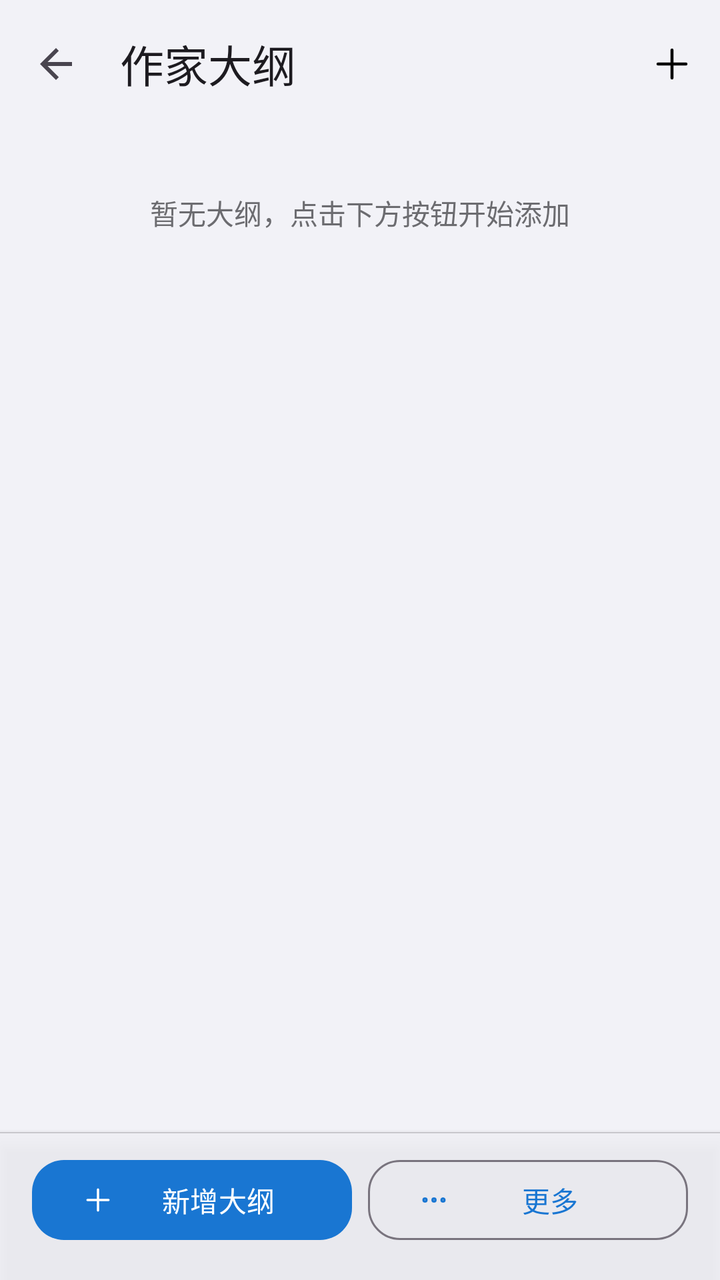
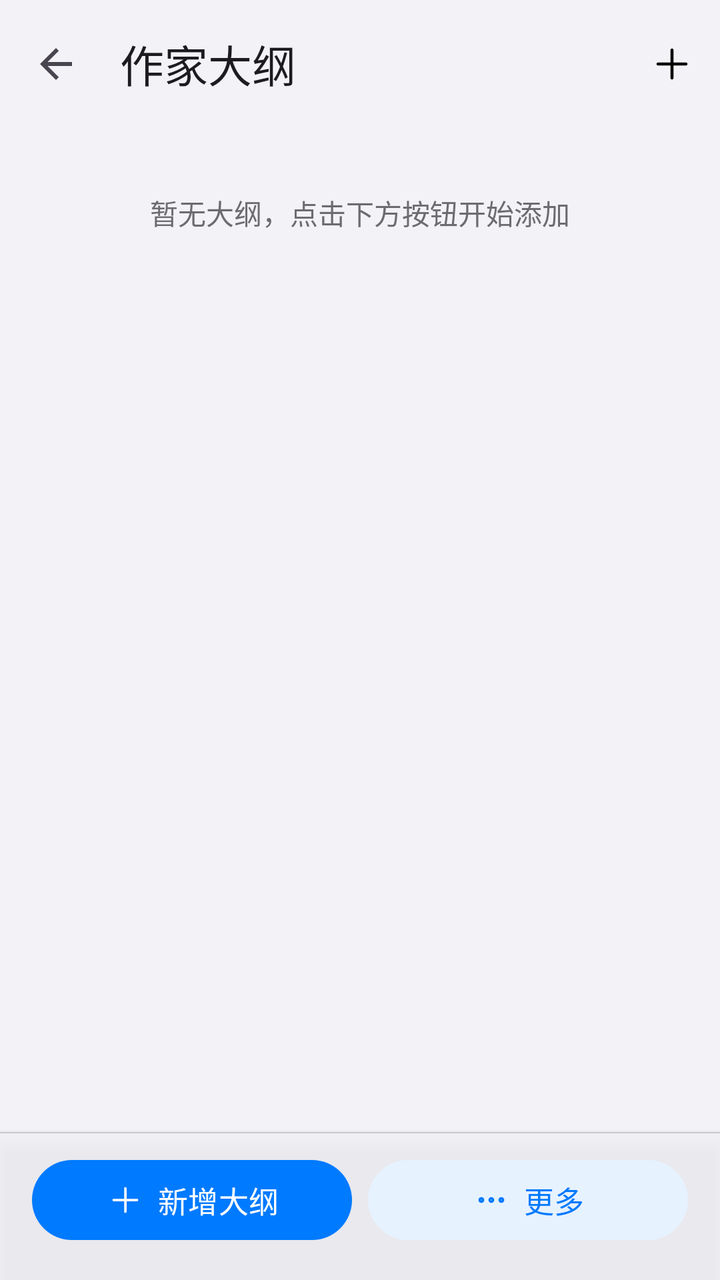

Before-and-after screenshots of an Android layout around one commit, followed by the original layout XML and the change that was made.
<!-- AndroidManifest.xml: activity theme Theme.AIChat -->
<!-- res/layout/activity_session_outline.xml -->
<?xml version="1.0" encoding="utf-8"?>
<LinearLayout xmlns:android="http://schemas.android.com/apk/res/android"
    xmlns:app="http://schemas.android.com/apk/res-auto"
    android:layout_width="match_parent"
    android:layout_height="match_parent"
    android:orientation="vertical"
    android:background="@color/ios_grouped_bg">

    <com.google.android.material.appbar.MaterialToolbar
        android:id="@+id/toolbar"
        android:layout_width="match_parent"
        android:layout_height="?attr/actionBarSize"
        android:background="@color/ios_grouped_bg"
        app:elevation="0dp"
        app:navigationIcon="?attr/homeAsUpIndicator"
        app:title="作家大纲"
        app:menu="@menu/menu_session_outline" />

    <TextView
        android:id="@+id/textOutlineEmpty"
        android:layout_width="match_parent"
        android:layout_height="wrap_content"
        android:paddingStart="20dp"
        android:paddingEnd="20dp"
        android:paddingTop="32dp"
        android:paddingBottom="16dp"
        android:text="暂无大纲，点击下方按钮开始添加"
        android:textSize="14sp"
        android:textColor="@color/ios_section_label"
        android:gravity="center" />

    <androidx.recyclerview.widget.RecyclerView
        android:id="@+id/recyclerOutline"
        android:layout_width="match_parent"
        android:layout_height="0dp"
        android:layout_weight="1"
        android:paddingBottom="8dp"
        android:clipToPadding="false" />

    
    <LinearLayout
        android:layout_width="match_parent"
        android:layout_height="wrap_content"
        android:orientation="horizontal"
        android:paddingStart="16dp"
        android:paddingEnd="16dp"
        android:paddingTop="10dp"
        android:paddingBottom="16dp"
        android:background="@drawable/bg_glass_bottom_bar"
        android:elevation="4dp">

        <com.google.android.material.button.MaterialButton
            android:id="@+id/btnAddOutline"
            android:layout_width="0dp"
            android:layout_height="wrap_content"
            android:layout_weight="1"
            android:layout_marginEnd="8dp"
            app:cornerRadius="16dp"
            android:text="@string/outline_add_title"
            app:icon="@drawable/ic_add" />

        <com.google.android.material.button.MaterialButton
            android:id="@+id/btnMore"
            style="@style/Widget.Material3.Button.OutlinedButton"
            android:layout_width="0dp"
            android:layout_height="wrap_content"
            android:layout_weight="1"
            app:cornerRadius="16dp"
            android:text="更多"
            app:icon="@drawable/ic_action_more" />
    </LinearLayout>

</LinearLayout>
<!-- resources referenced by this layout -->
<resources>
  <style name="Theme.AIChat" parent="Theme.Material3.DayNight.NoActionBar">
          <item name="colorPrimary">@color/primary</item>
          <item name="colorPrimaryContainer">?attr/colorPrimaryLight</item>
          <item name="colorOnPrimary">@color/on_primary</item>
          <item name="colorSurface">@color/surface</item>
          <item name="colorPrimarySubtle">@color/primary_blue_subtle</item>
          <item name="colorPrimaryLight">@color/primary_blue_light</item>
          <item name="colorPrimaryDeep">@color/primary_blue_deep</item>
          <item name="materialAlertDialogTheme">@style/ThemeOverlay.AIChat.MaterialAlertDialog</item>
          <item name="alertDialogTheme">@style/ThemeOverlay.AIChat.MaterialAlertDialog</item>
          
          <item name="materialSwitchStyle">@style/Widget.AIChat.Switch</item>
          <item name="radioButtonStyle">@style/Widget.AIChat.RadioButton</item>
      </style>
  <color name="primary">#1976D2</color>
  <color name="primary_blue_subtle">#F5FAFF</color>
  <color name="primary_blue_light">#E3F2FD</color>
  <color name="primary_blue_deep">#0D47A1</color>
  <!-- drawable bg_material_alert_dialog (drawable) -->
  <?xml version="1.0" encoding="utf-8"?>
  <layer-list xmlns:android="http://schemas.android.com/apk/res/android">
      
      <item>
          <shape android:shape="rectangle">
              <solid android:color="@color/glass_surface" />
              <corners android:radius="28dp" />
          </shape>
      </item>
      
      <item android:bottom="@dimen/dialog_glass_highlight_fade">
          <shape android:shape="rectangle">
              <gradient
                  android:startColor="@color/glass_highlight_top"
                  android:endColor="@android:color/transparent"
                  android:angle="270" />
              <corners android:topLeftRadius="28dp" android:topRightRadius="28dp" />
          </shape>
      </item>
      
      <item android:top="@dimen/dialog_glass_shadow_fade">
          <shape android:shape="rectangle">
              <gradient
                  android:startColor="@android:color/transparent"
                  android:endColor="@color/glass_shadow_bottom"
                  android:angle="270" />
              <corners android:bottomLeftRadius="28dp" android:bottomRightRadius="28dp" />
          </shape>
      </item>
      
      <item>
          <shape android:shape="rectangle">
              <solid android:color="@android:color/transparent" />
              <stroke android:width="0.5dp" android:color="@color/glass_stroke" />
              <corners android:radius="28dp" />
          </shape>
      </item>
  </layer-list>
  <!-- unchanged entries left out for length: 20 -->
</resources>

<!-- the commit's change to res/layout/activity_session_outline.xml (unified diff, before → after) -->
@@ -52,22 +52,30 @@
         <com.google.android.material.button.MaterialButton
             android:id="@+id/btnAddOutline"
             android:layout_width="0dp"
-            android:layout_height="wrap_content"
+            android:layout_height="48dp"
             android:layout_weight="1"
             android:layout_marginEnd="8dp"
-            app:cornerRadius="16dp"
             android:text="@string/outline_add_title"
-            app:icon="@drawable/ic_add" />
+            android:textSize="15sp"
+            app:icon="@drawable/ic_add"
+            app:iconGravity="textStart"
+            app:iconPadding="6dp"
+            app:iconSize="20dp"
+            app:cornerRadius="24dp" />
 
         <com.google.android.material.button.MaterialButton
             android:id="@+id/btnMore"
-            style="@style/Widget.Material3.Button.OutlinedButton"
+            style="@style/Widget.Material3.Button.TonalButton"
             android:layout_width="0dp"
-            android:layout_height="wrap_content"
+            android:layout_height="48dp"
             android:layout_weight="1"
-            app:cornerRadius="16dp"
             android:text="更多"
-            app:icon="@drawable/ic_action_more" />
+            android:textSize="15sp"
+            app:icon="@drawable/ic_action_more"
+            app:iconGravity="textStart"
+            app:iconPadding="6dp"
+            app:iconSize="20dp"
+            app:cornerRadius="24dp" />
     </LinearLayout>
 
 </LinearLayout>
<!-- resource entries referenced after the edit -->
@@ -8,26 +8,46 @@
           <item name="colorPrimarySubtle">@color/primary_blue_subtle</item>
           <item name="colorPrimaryLight">@color/primary_blue_light</item>
           <item name="colorPrimaryDeep">@color/primary_blue_deep</item>
+          
+          <item name="colorSecondaryContainer">@color/ios_cell_bg</item>
+          <item name="colorOnSecondaryContainer">?attr/colorPrimary</item>
           <item name="materialAlertDialogTheme">@style/ThemeOverlay.AIChat.MaterialAlertDialog</item>
           <item name="alertDialogTheme">@style/ThemeOverlay.AIChat.MaterialAlertDialog</item>
           
           <item name="materialSwitchStyle">@style/Widget.AIChat.Switch</item>
           <item name="radioButtonStyle">@style/Widget.AIChat.RadioButton</item>
+          
+          <item name="textInputStyle">@style/Widget.AIChat.GlassInput</item>
       </style>
-  <color name="primary">#1976D2</color>
-  <color name="primary_blue_subtle">#F5FAFF</color>
-  <color name="primary_blue_light">#E3F2FD</color>
-  <color name="primary_blue_deep">#0D47A1</color>
+  <color name="primary">#007AFF</color>
+  <color name="primary_blue_subtle">#F2F8FF</color>
+  <color name="primary_blue_light">#D6EBFF</color>
+  <color name="primary_blue_deep">#0040A0</color>
+  <color name="ios_cell_bg">#FFFFFF</color>
+  <style name="Widget.AIChat.GlassInput" parent="Widget.AIChat.TextInputLayout">
+          <item name="boxBackgroundMode">outline</item>
+          <item name="boxBackgroundColor">@color/glass_input_fill</item>
+          <item name="boxStrokeColor">@color/glass_input_stroke</item>
+          <item name="hintTextColor">@color/glass_input_hint</item>
+          <item name="android:textColorHint">@color/glass_input_hint_idle</item>
+          <item name="boxStrokeWidth">1dp</item>
+          <item name="boxStrokeWidthFocused">1.5dp</item>
+          <item name="boxCollapsedPaddingTop">8dp</item>
+          <item name="errorIconDrawable">@null</item>
+          
+          <item name="materialThemeOverlay">@style/ThemeOverlay.AIChat.TextInputEditText</item>
+      </style>
   <!-- drawable bg_material_alert_dialog (drawable) -->
   <?xml version="1.0" encoding="utf-8"?>
   <layer-list xmlns:android="http://schemas.android.com/apk/res/android">
       
       <item>
           <shape android:shape="rectangle">
-              <solid android:color="@color/glass_surface" />
+              <solid android:color="@color/dialog_surface_bg" />
               <corners android:radius="28dp" />
           </shape>
       </item>
+  
       
       <item android:bottom="@dimen/dialog_glass_highlight_fade">
           <shape android:shape="rectangle">
@@ -38,6 +58,7 @@
               <corners android:topLeftRadius="28dp" android:topRightRadius="28dp" />
           </shape>
       </item>
+  
       
       <item android:top="@dimen/dialog_glass_shadow_fade">
           <shape android:shape="rectangle">
@@ -48,6 +69,7 @@
               <corners android:bottomLeftRadius="28dp" android:bottomRightRadius="28dp" />
           </shape>
       </item>
+  
       
       <item>
           <shape android:shape="rectangle">
@@ -57,6 +79,23 @@
           </shape>
       </item>
   </layer-list>
+  <style name="Widget.AIChat.TextInputLayout" parent="Widget.Material3.TextInputLayout.OutlinedBox">
+          <item name="boxCornerRadiusTopStart">14dp</item>
+          <item name="boxCornerRadiusTopEnd">14dp</item>
+          <item name="boxCornerRadiusBottomStart">14dp</item>
+          <item name="boxCornerRadiusBottomEnd">14dp</item>
+          <item name="boxStrokeWidth">1dp</item>
+          <item name="boxStrokeWidthFocused">2dp</item>
+      </style>
+  <color name="glass_input_fill">#F2FFFFFF</color>
+  <color name="glass_input_hint_idle">#80000000</color>
+  <style name="ThemeOverlay.AIChat.TextInputEditText" parent="">
+          <item name="editTextStyle">@style/Widget.AIChat.TextInputEditText</item>
+      </style>
+  <style name="Widget.AIChat.TextInputEditText" parent="Widget.Material3.TextInputEditText.OutlinedBox">
+          <item name="android:paddingTop">12dp</item>
+          <item name="android:paddingBottom">12dp</item>
+      </style>
   <!-- unchanged entries left out for length: 20 -->
 </resources>
 
